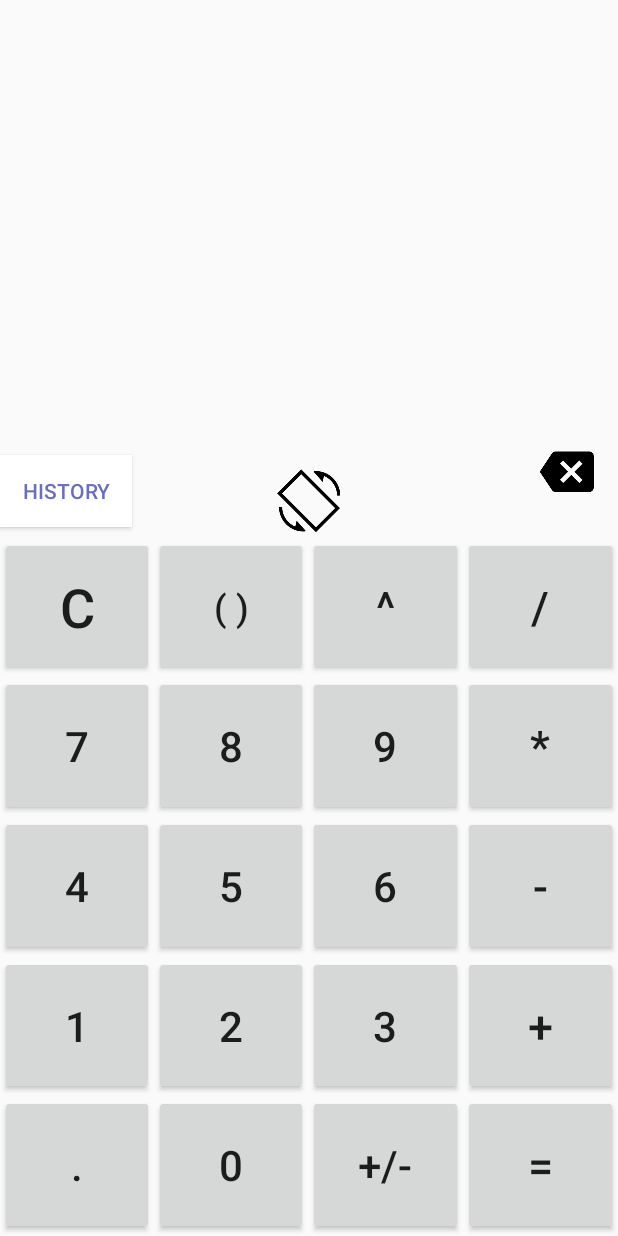
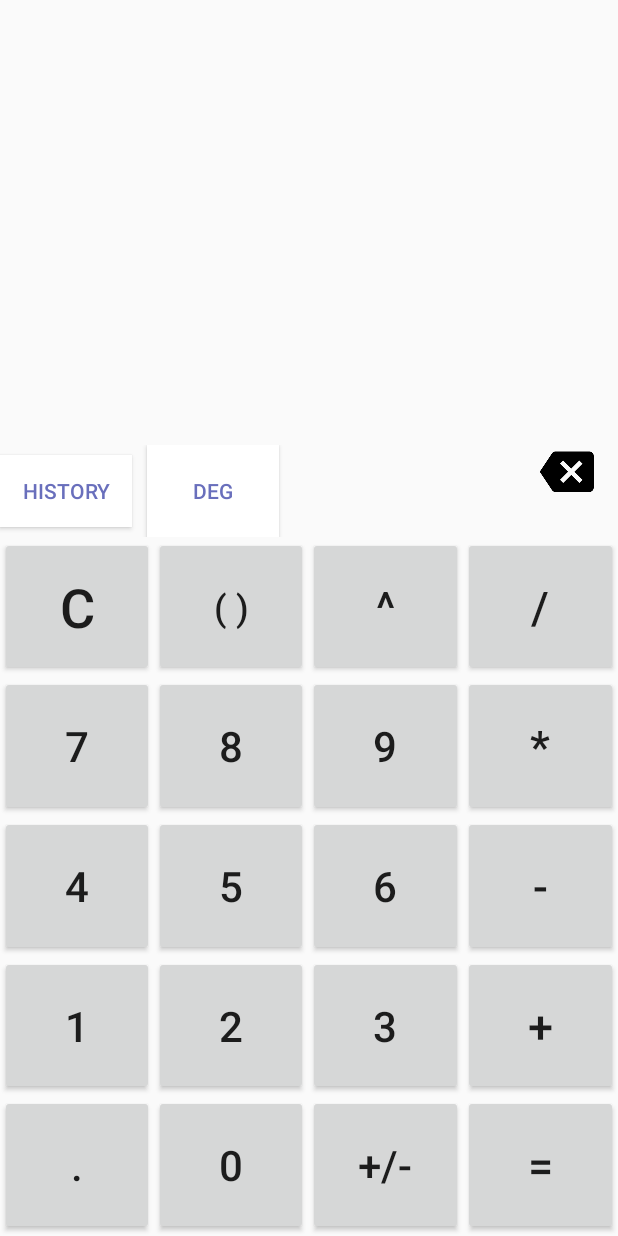
Before and after one commit to dave-msk/calculator, an Android app: the screen it shows after launch (MainActivity), on a phone screen of 412 x 824 dp. Run offline under Robolectric (Android 15) with nearby library versions, the light colour scheme and no system bars.

Commit message:
adding history adapter and corresponding handling, and angle modes

```diff
--- a/app/src/main/java/edu/anu/comp6442/assignment2/MainActivity.java
+++ b/app/src/main/java/edu/anu/comp6442/assignment2/MainActivity.java
@@ -2,18 +2,32 @@
 //Assignment 2 COMP6442
 package edu.anu.comp6442.assignment2;
 
+import android.content.Context;
 import android.os.Bundle;
 import android.support.v7.app.AppCompatActivity;
 import android.text.InputType;
 import android.view.View;
+import android.widget.Button;
 import android.widget.EditText;
 import android.widget.LinearLayout;
 import android.widget.ListView;
 import android.widget.TextView;
 import android.widget.Toast;
 
+import java.io.BufferedReader;
+import java.io.File;
+import java.io.FileInputStream;
+import java.io.FileOutputStream;
+import java.io.FileReader;
+import java.io.IOException;
+import java.io.InputStreamReader;
+import java.util.ArrayList;
+import java.util.HashMap;
+import java.util.List;
+import java.util.Map;
 import java.util.regex.Pattern;
 
+import historyAdapter.HistoryAdapter;
 import parserV2.AppUtils;
 import parserV2.BinaryOperator;
 import parserV2.CalculatorParser;
@@ -29,14 +43,22 @@ public class MainActivity extends AppCompatActivity {
     private static final String CURSOR_KEY = "edu.anu.comp6442.assignment2.CURSORKEY";
     private static final String EXP_KEY = "edu.anu.comp6442.assignment2.EXPKEY";
     private static final String STATE_KEY = "edu.anu.comp6442.assignment2.STATEKEY";
-    private static final String HISTORY_KEY = "edu.anu.comp6442.assignment2.HISTORYKEY";
+    private static final String MODE_KEY = "edu.anu.comp6442.assignment2.MODEKEY";
+    private static final String HISTORY_FILE = "edu.anu.comp6442.assignment2.HISTORY_FILE.txt";
+    private static final String HIS_EXP_KEY = "edu.anu.comp6442.assignment2.HIS_EXP_KEY";
+    private static final String HIS_VAL_KEY = "edu.anu.comp6442.assignment2.HIS_VAL_KEY";
+    private static final String DEG_MODE = "DEG";
+    private static final String RAD_MODE = "RAD";
 
     //Initialization
     LinearLayout historyView;
-    ListView historyList;
+    ListView historyListView;
     EditText exp_field;
     TextView value_field; //for holding the value
+    Button mode_button;
     StringBuilder exp;
+    List<Map<String,String>> historyList;
+    HistoryAdapter historyAdapter;
     int cursor = 0;
     boolean evaluated = false;
     boolean degreeMode = true;
@@ -52,9 +74,23 @@ public class MainActivity extends AppCompatActivity {
         //to hold the value after the evaluation of the expression
         value_field = (TextView) findViewById(R.id.textView_value);
 
+        // The mode button, for deg or rad modes.
+        mode_button = (Button) findViewById(R.id.button_mode);
+
         //for history
         historyView = (LinearLayout) findViewById(R.id.history_view);
-        historyList = (ListView) findViewById(R.id.history_list);
+        historyListView = (ListView) findViewById(R.id.history_list);
+        historyList = new ArrayList<>();
+        historyAdapter = new HistoryAdapter(this,R.layout.row_view,historyList,new String[] {HIS_EXP_KEY,HIS_VAL_KEY});
+        File historyFile = new File(getFilesDir(),HISTORY_FILE);
+        if (!historyFile.exists())
+            try {
+                historyFile.createNewFile();
+            } catch (IOException e) {
+                Toast.makeText(this,"Failed to create history file.",Toast.LENGTH_SHORT).show();
+            }
+        historyListView.setAdapter(historyAdapter);
+        initializeHistoryList();
 
         //the expression field
         exp_field = (EditText) findViewById(R.id.expression_field);
@@ -78,10 +114,16 @@ public class MainActivity extends AppCompatActivity {
             evaluated = savedInstanceState.getBoolean(STATE_KEY);
             updateExpField();
             exp_field.setSelection(cursor);
+            degreeMode = savedInstanceState.getBoolean(MODE_KEY);
         } else {
             //initializing exp for new instance
             exp = new StringBuilder();
         }
+
+        if (degreeMode)
+            mode_button.setText(DEG_MODE);
+        else
+            mode_button.setText(RAD_MODE);
 
     }
 
@@ -89,9 +131,35 @@ public class MainActivity extends AppCompatActivity {
     @Override
     protected void onSaveInstanceState(Bundle outState) {
         super.onSaveInstanceState(outState);
+        outState.putBoolean(MODE_KEY,degreeMode);
         outState.putInt(CURSOR_KEY, cursor);
         outState.putString(EXP_KEY, exp.toString());
         outState.putBoolean(STATE_KEY, evaluated);
+    }
+
+    @Override
+    protected void onStop() {
+        super.onStop();
+        StringBuilder historyContent = new StringBuilder();
+        for (Map<String,String> m : historyList) {
+            historyContent.append(m.get(HIS_EXP_KEY));
+            historyContent.append(',');
+            historyContent.append(m.get(HIS_VAL_KEY));
+            historyContent.append('\n');
+        }
+        FileOutputStream fos = null;
+        try {
+            fos = openFileOutput(HISTORY_FILE, Context.MODE_PRIVATE);
+            fos.write(historyContent.toString().trim().getBytes());
+        } catch (IOException e) {
+            Toast.makeText(this,"Failed saving history.",Toast.LENGTH_SHORT).show();
+        } finally {
+            try {
+                if (fos != null) fos.close();
+            } catch (IOException e) {
+                Toast.makeText(this, "Failed saving history.", Toast.LENGTH_SHORT).show();
+            }
+        }
     }
 
     public void toppleHistoryView(View view) {
@@ -100,6 +168,14 @@ public class MainActivity extends AppCompatActivity {
             historyView.setVisibility(View.GONE);
         else
             historyView.setVisibility(View.VISIBLE);
+    }
+
+    public void toppleMode(View view) {
+        degreeMode = !degreeMode;
+        if (degreeMode)
+            mode_button.setText(DEG_MODE);
+        else
+            mode_button.setText(RAD_MODE);
     }
 
     //typing the values in the text area of the calculator
@@ -203,6 +279,38 @@ public class MainActivity extends AppCompatActivity {
         exp_field.setSelection(cursor);
         if (!evaluated)
             partialEvaluate();
+    }
+
+    private void initializeHistoryList() {
+        historyList.clear();
+        BufferedReader br = null;
+        try {
+            br = new BufferedReader(new InputStreamReader(openFileInput(HISTORY_FILE)));
+            String line;
+            while ((line = br.readLine()) != null) {
+                if (line.isEmpty())
+                    continue;
+                String[] tokens = line.split(",");
+                HashMap<String,String> item = new HashMap<>();
+                item.put(HIS_EXP_KEY,tokens[0]);
+                item.put(HIS_VAL_KEY,tokens[1]);
+            }
+        } catch (IOException e) {
+
+        } finally {
+            try {
+                if (br != null) br.close();
+            } catch (IOException e) {}
+        }
+        historyAdapter.notifyDataSetChanged();
+    }
+
+    private void updateHistoryList() {
+        Map<String,String> history = new HashMap<>();
+        history.put(HIS_EXP_KEY,exp.toString());
+        history.put(HIS_VAL_KEY,Double.toString(result));
+        historyList.add(history);
+        historyAdapter.notifyDataSetChanged();
     }
 
     private void updateExpField() {
@@ -330,6 +438,7 @@ public class MainActivity extends AppCompatActivity {
 
     private void evaluate() {
         if (CalculatorParser.hasCorrectFormat(exp.toString())) {
+            updateHistoryList();
             clearExp();
             exp.append(result);
             cursor = exp.length();
--- a/app/src/main/java/edu/anu/comp6442/assignment2/MainActivityV1.java
+++ b/app/src/main/java/edu/anu/comp6442/assignment2/MainActivityV1.java
@@ -71,9 +71,6 @@ public class MainActivityV1 extends AppCompatActivity {
                 clearExp();
                 updateExpField();
                 break;
-            case R.id.rotation_button:
-
-
             case R.id.back_button:
                 if (cursor > 0)
                     backSpace();
--- /dev/null
+++ b/app/src/main/java/historyAdapter/HistoryAdapter.java
@@ -0,0 +1,64 @@
+package historyAdapter;
+
+import android.content.Context;
+import android.view.LayoutInflater;
+import android.view.View;
+import android.view.ViewGroup;
+import android.widget.ArrayAdapter;
+import android.widget.TextView;
+
+import java.util.HashMap;
+import java.util.List;
+import java.util.Map;
+
+import edu.anu.comp6442.assignment2.R;
+
+/**
+ * Created by david on 5/16/16.
+ */
+public class HistoryAdapter  extends ArrayAdapter<Map<String,String>>{
+    Context context;
+    LayoutInflater inflater;
+    int resourceId;
+    List<Map<String,String>> list;
+    String[] keys;
+
+    public HistoryAdapter(Context context, int resourceId, List<Map<String,String>> list, String[] keys) {
+        super(context,resourceId,list);
+
+        this.context = context;
+        this.resourceId = resourceId;
+        this.list = list;
+        this.keys = keys;
+        this.inflater = LayoutInflater.from(context);
+    }
+
+    @Override
+    public View getView(int position, View convertView, ViewGroup parent) {
+        final ViewHolder holder;
+        if (convertView == null) {
+            convertView = inflater.inflate(resourceId,parent,false);
+            holder = new ViewHolder();
+            holder.exp_text = (TextView) convertView.findViewById(R.id.exp_field);
+            holder.value_text = (TextView) convertView.findViewById(R.id.value_field);
+            convertView.setTag(holder);
+        } else {
+            holder = (ViewHolder) convertView.getTag();
+        }
+
+        holder.exp_text.setText(list.get(position).get(keys[0]));
+        holder.value_text.setText(list.get(position).get(keys[1]));
+        return convertView;
+    }
+
+    private class ViewHolder{
+        TextView exp_text;
+        TextView value_text;
+    }
+
+    @Override
+    public void remove(Map<String, String> object) {
+        list.remove(object);
+        notifyDataSetChanged();
+    }
+}
--- a/app/src/main/res/layout-land/activity_main.xml
+++ b/app/src/main/res/layout-land/activity_main.xml
@@ -31,6 +31,34 @@
         android:layout_height="0dp"
         android:layout_weight="10.67"
         android:gravity="center_vertical">
+
+        <Button
+            android:layout_width="wrap_content"
+            android:layout_height="wrap_content"
+            android:text="@string/history_button"
+            android:id="@+id/button_history"
+            android:layout_centerVertical="true"
+            android:layout_alignParentLeft="true"
+            android:layout_alignParentStart="true"
+            android:textColor="@color/colorLightPurple"
+            android:background="@color/colorWhite"
+            android:onClick="toppleHistoryView"/>
+
+        <Space
+            android:layout_width="10dp"
+            android:layout_height="match_parent"
+            android:id="@+id/pad_space_middle"
+            android:layout_toRightOf="@id/button_history"/>
+
+        <Button
+            android:layout_width="wrap_content"
+            android:layout_height="match_parent"
+            android:id="@+id/button_mode"
+            android:layout_centerVertical="true"
+            android:layout_toRightOf="@id/pad_space_middle"
+            android:textColor="@color/colorLightPurple"
+            android:background="@color/colorWhite"
+            android:onClick="toppleMode" />
 
         <Space
             android:layout_width="20dp"
--- a/app/src/main/res/layout/activity_main.xml
+++ b/app/src/main/res/layout/activity_main.xml
@@ -60,14 +60,22 @@
             android:background="@color/colorWhite"
             android:onClick="toppleHistoryView"/>
 
-        <ImageButton
+        <Space
+            android:layout_width="10dp"
+            android:layout_height="match_parent"
+            android:id="@+id/pad_space_middle"
+            android:layout_toRightOf="@id/button_history"/>
+
+        <Button
             android:layout_width="wrap_content"
-            android:layout_height="wrap_content"
-            android:background="@mipmap/ic_rotation_icon"
-            android:id="@+id/rotation_button"
-            android:onClick="typeEntry"
-            android:layout_alignParentBottom="true"
-            android:layout_centerHorizontal="true" />
+            android:layout_height="match_parent"
+            android:id="@+id/button_mode"
+            android:layout_centerVertical="true"
+            android:layout_toRightOf="@id/pad_space_middle"
+            android:textColor="@color/colorLightPurple"
+            android:background="@color/colorWhite"
+            android:onClick="toppleMode" />
+
 
     </RelativeLayout>
 
--- a/app/src/main/res/values/colors.xml
+++ b/app/src/main/res/values/colors.xml
@@ -5,4 +5,6 @@
     <color name="colorAccent">#FF4081</color>
     <color name="colorWhite">#FFFFFF</color>
     <color name="colorLightPurple">#696fbc</color>
+    <color name="colorGreen">#00c050</color>
+    <color name="colorGray">#777777</color>
 </resources>
```
Also changed, not shown: app/src/main/res/layout/row_view.xml (added, +24 -0 lines).
